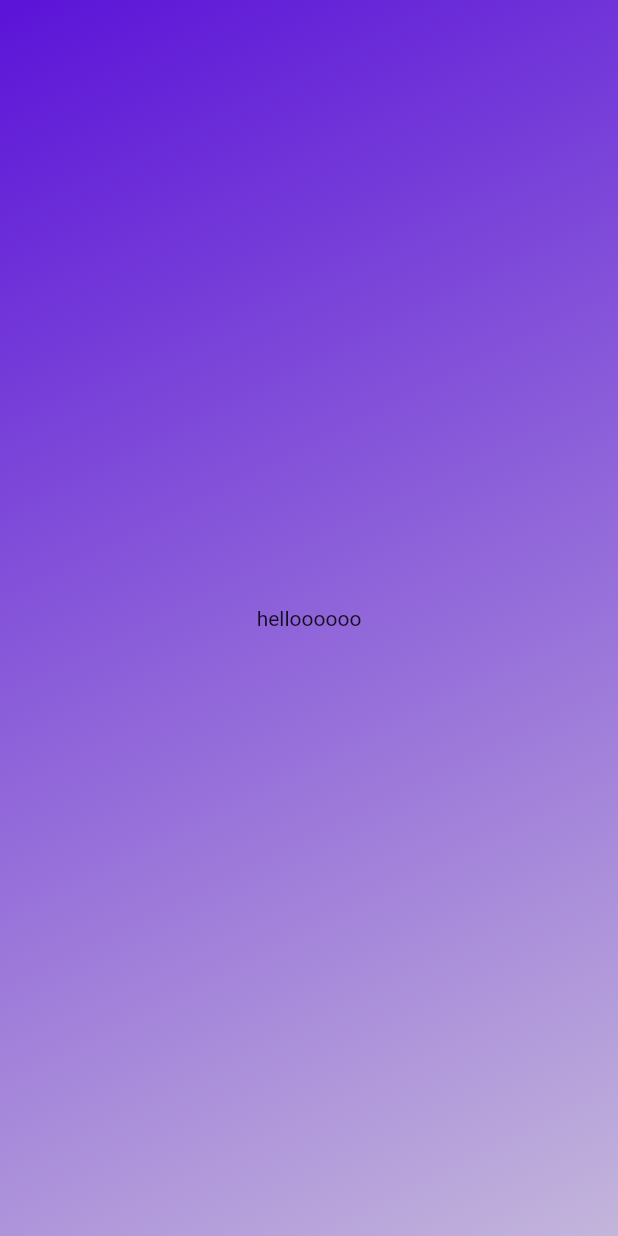
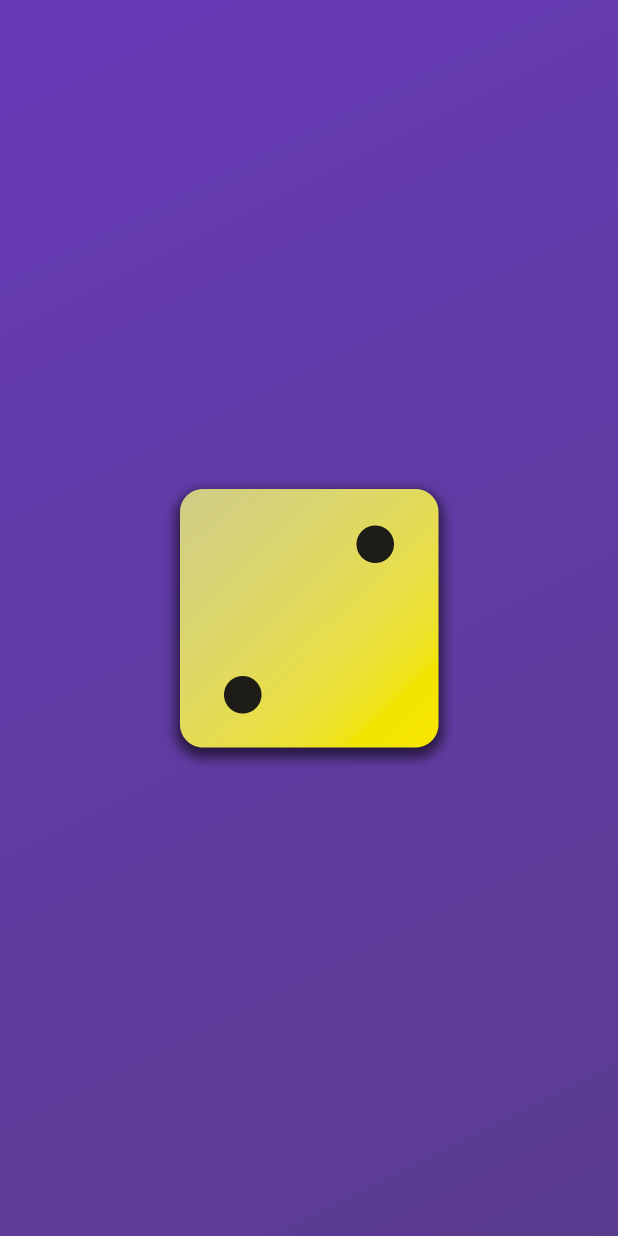
Before and after one commit to cxw320/flutter_foundations, a Flutter app: the screen it shows after launch, on a phone screen of 412 x 824 dp. Run offline on Flutter 3.47's test engine with Material 2 defaults, Android fonts, the phone set to English and light mode, and no system bars.

Commit message:
add dice image

```diff
--- /dev/null
+++ b/lib/gradient_container.dart
@@ -0,0 +1,44 @@
+import 'package:flutter/material.dart';
+
+const startAlignment = Alignment.topLeft;
+const endAlignment = Alignment.bottomRight;
+
+class GradientContainer extends StatelessWidget {
+  const GradientContainer(this.color1, this.color2, {super.key});
+
+  final Color color1;
+  final Color color2;
+
+  @override
+  Widget build(context) {
+    return Container(
+      decoration: BoxDecoration(
+        gradient: LinearGradient(
+          colors: [color1, color2],
+          begin: startAlignment,
+          end: endAlignment,
+        ),
+      ),
+      child: Center(
+        child: Image.asset('assets/images/dice-2.png', width: 200),
+      ),
+    );
+  }
+}
+
+class StyledText extends StatelessWidget {
+  const StyledText(this.text, {super.key});
+
+  final String text;
+
+  @override
+  Widget build(context) {
+    return Text(
+      text,
+      style: const TextStyle(
+        color: Colors.white,
+        fontSize: 28,
+      ),
+    );
+  }
+}
```
Also changed, not shown: lib/main.dart (+5 -16 lines), pubspec.yaml (+9 -7 lines), assets/images/dice-1.png (added), assets/images/dice-2.png (added), assets/images/dice-3.png (added), assets/images/dice-4.png (added), assets/images/dice-5.png (added), assets/images/dice-6.png (added), 1 other file.
